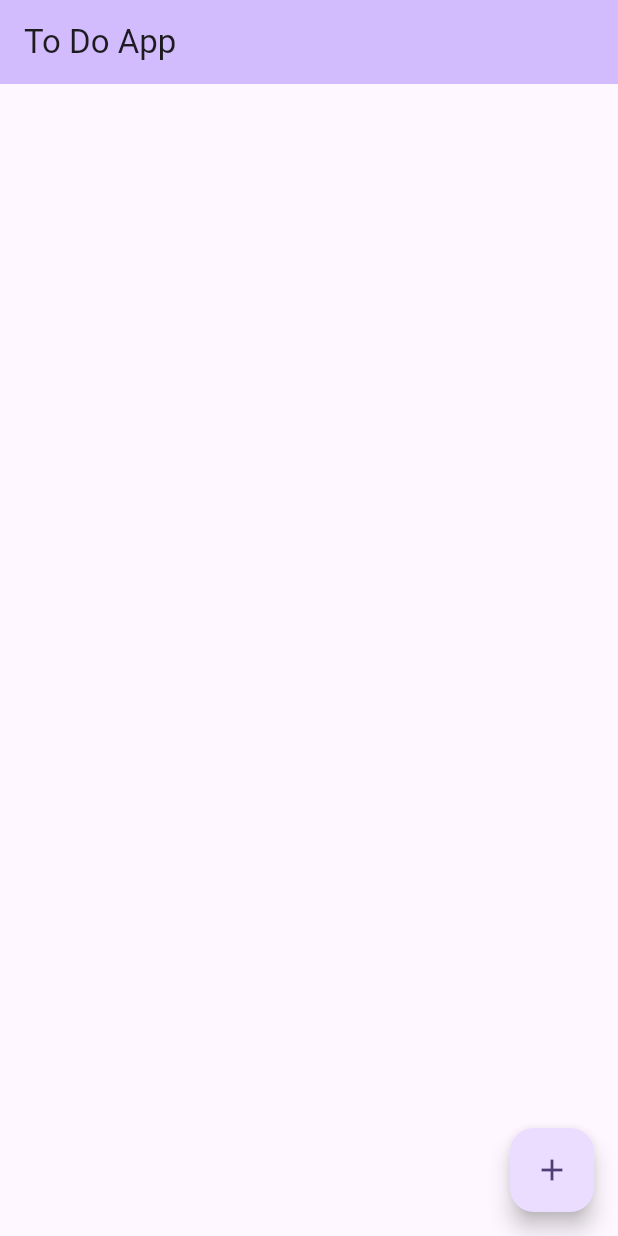
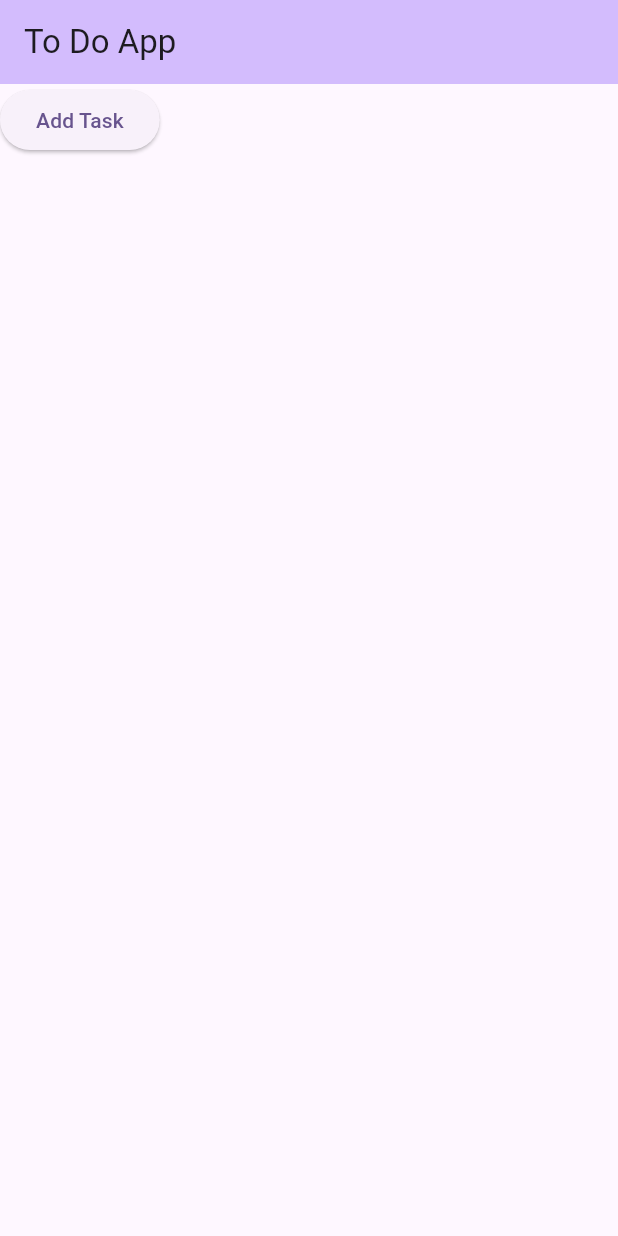
Before and after one commit to HamidAliSE/todo_app, a Flutter app: the screen it shows after launch, on a phone screen of 412 x 824 dp. Run offline on Flutter 3.47's test engine with Material 3 defaults, Android fonts, the phone set to English and light mode, and no system bars.

Commit message:
refactor: replaced FAB with elevated button to add

```diff
--- a/lib/main.dart
+++ b/lib/main.dart
@@ -44,16 +44,12 @@ class _MyHomePageState extends State<MyHomePage> {
       ),
       body: Column(
         children: [
+          ElevatedButton(onPressed: _addTask, child: Text('Add Task')),
           ..._tasks.map((task) {
             return Text(task);
           }),
         ],
       ),
-      floatingActionButton: FloatingActionButton(
-        onPressed: _addTask,
-        tooltip: 'Add Task',
-        child: const Icon(Icons.add),
-      ),
     );
   }
 }
```
